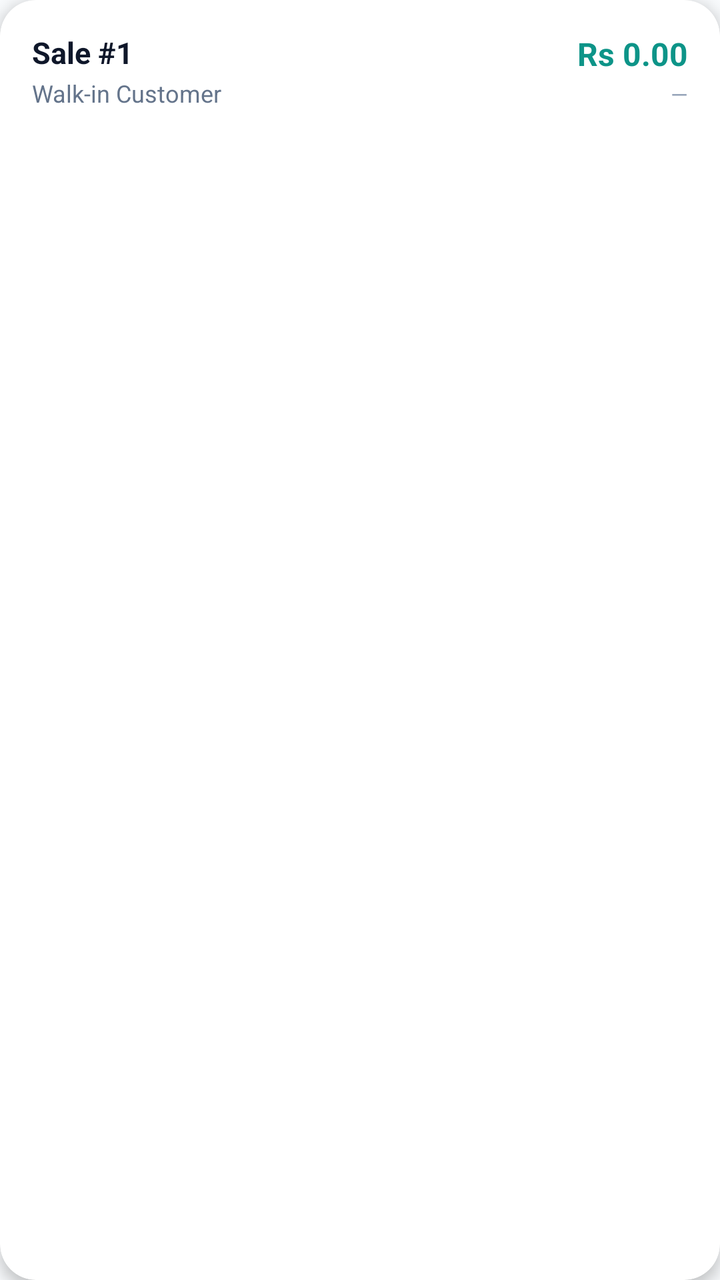
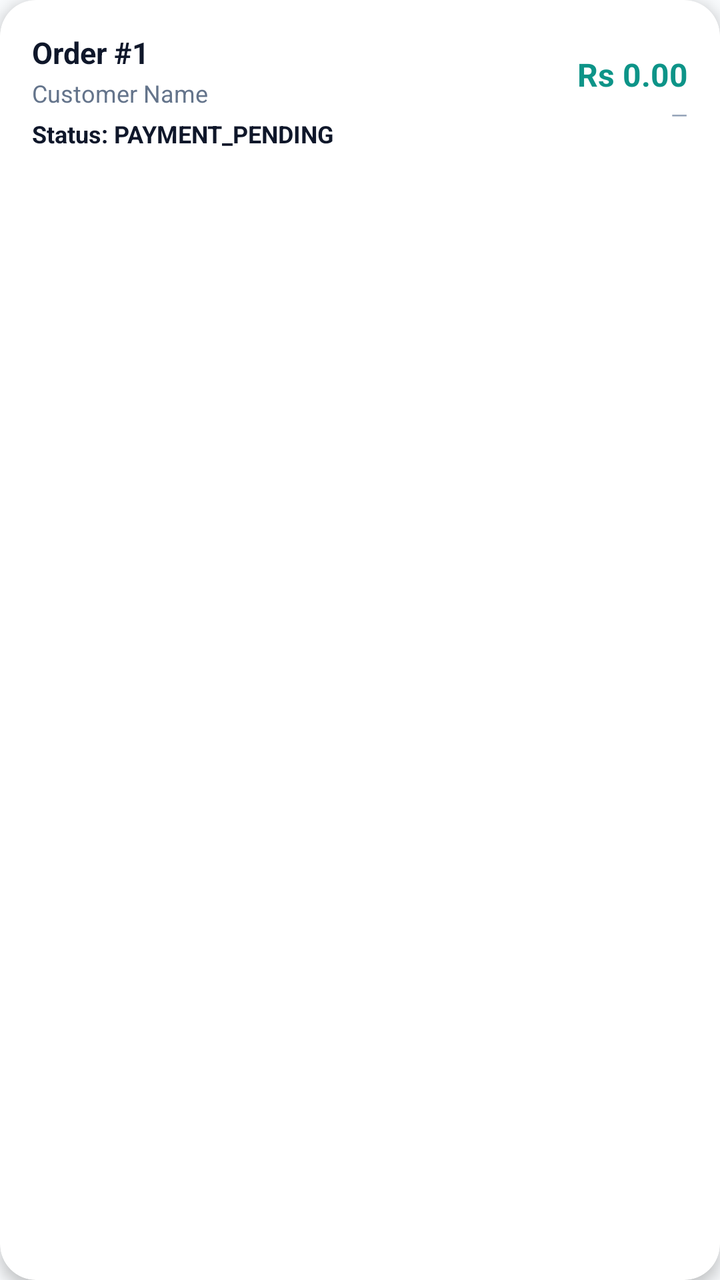

Compare the two renders of this Android layout. The source of the first and the diff that turns it into the second are given below.
<!-- AndroidManifest.xml: application theme Theme.MediQuick -->
<!-- res/layout/item_sale.xml -->
<?xml version="1.0" encoding="utf-8"?>
<androidx.cardview.widget.CardView
    xmlns:android="http://schemas.android.com/apk/res/android"
    xmlns:app="http://schemas.android.com/apk/res-auto"
    android:layout_width="match_parent"
    android:layout_height="wrap_content"
    app:cardCornerRadius="18dp"
    app:cardBackgroundColor="@color/white"
    app:cardElevation="4dp"
    android:layout_marginBottom="10dp"
    android:clickable="true"
    android:focusable="true">

    <LinearLayout
        android:layout_width="match_parent"
        android:layout_height="wrap_content"
        android:orientation="vertical"
        android:padding="16dp">

        
        <LinearLayout
            android:layout_width="match_parent"
            android:layout_height="wrap_content"
            android:orientation="horizontal"
            android:gravity="center_vertical">

            <LinearLayout
                android:layout_width="0dp"
                android:layout_height="wrap_content"
                android:layout_weight="1"
                android:orientation="vertical">

                <TextView
                    android:id="@+id/tvSaleId"
                    android:layout_width="wrap_content"
                    android:layout_height="wrap_content"
                    android:text="Sale #1"
                    android:textColor="@color/navy"
                    android:textSize="15sp"
                    android:textStyle="bold" />

                <TextView
                    android:id="@+id/tvSaleCustomer"
                    android:layout_width="wrap_content"
                    android:layout_height="wrap_content"
                    android:text="Walk-in Customer"
                    android:textColor="@color/text_secondary"
                    android:textSize="12sp"
                    android:layout_marginTop="2dp" />

            </LinearLayout>

            <LinearLayout
                android:layout_width="wrap_content"
                android:layout_height="wrap_content"
                android:orientation="vertical"
                android:gravity="end">

                <TextView
                    android:id="@+id/tvSaleTotal"
                    android:layout_width="wrap_content"
                    android:layout_height="wrap_content"
                    android:text="Rs 0.00"
                    android:textColor="@color/green_primary"
                    android:textSize="16sp"
                    android:textStyle="bold" />

                <TextView
                    android:id="@+id/tvSaleDate"
                    android:layout_width="wrap_content"
                    android:layout_height="wrap_content"
                    android:text="—"
                    android:textColor="@color/text_hint"
                    android:textSize="11sp"
                    android:layout_marginTop="2dp" />

            </LinearLayout>

        </LinearLayout>

        
        <TextView
            android:id="@+id/tvSaleItems"
            android:layout_width="match_parent"
            android:layout_height="wrap_content"
            android:text=""
            android:textColor="@color/text_secondary"
            android:textSize="12sp"
            android:lineSpacingExtra="4dp"
            android:layout_marginTop="10dp"
            android:paddingTop="10dp"
            android:background="@drawable/bg_items_divider"
            android:visibility="gone" />

    </LinearLayout>

</androidx.cardview.widget.CardView>
<!-- resources referenced by this layout -->
<resources>
  <color name="green_primary">#0D9488</color>
  <color name="navy">#0F172A</color>
  <color name="text_hint">#94A3B8</color>
  <color name="text_secondary">#64748B</color>
  <color name="white">#FFFFFF</color>
  <!-- drawable bg_items_divider (drawable) -->
  <?xml version="1.0" encoding="utf-8"?>
  <shape xmlns:android="http://schemas.android.com/apk/res/android" android:shape="rectangle">
      <solid android:color="#F8FAFF" />
      <stroke android:width="1dp" android:color="#E2E8F5" />
      <corners android:radius="8dp" />
  </shape>
  <style name="Theme.MediQuick" parent="Theme.Material3.DayNight.NoActionBar">
          <item name="colorPrimary">@color/green_primary</item>
          <item name="colorOnPrimary">@color/white</item>
          <item name="colorPrimaryContainer">@color/green_light</item>
          <item name="colorOnPrimaryContainer">@color/green_dark</item>
          <item name="colorSecondary">@color/accent_blue</item>
          <item name="android:colorBackground">@color/surface</item>
          <item name="colorSurface">@color/surface_elevated</item>
          <item name="colorError">@color/error</item>
          <item name="android:statusBarColor">@color/navy</item>
          <item name="android:navigationBarColor">@color/surface</item>
          <item name="android:windowLightStatusBar">false</item>
          <item name="android:windowLightNavigationBar">true</item>
          <item name="android:textColorPrimary">@color/black</item>
          <item name="android:textColorSecondary">@color/text_secondary</item>
          <item name="colorControlNormal">@color/text_secondary</item>
          <item name="colorControlActivated">@color/green_primary</item>
          <item name="colorControlHighlight">@color/green_light</item>
      </style>
  <color name="green_light">#CCFBF1</color>
  <color name="green_dark">#0F766E</color>
  <color name="accent_blue">#0284C7</color>
  <color name="surface">#F8FAFC</color>
  <color name="surface_elevated">#FFFFFF</color>
  <color name="error">#DC2626</color>
  <color name="black">#0F172A</color>
</resources>

<!-- the commit's change to res/layout/item_sale.xml (unified diff, before → after) -->
@@ -17,7 +17,6 @@
         android:orientation="vertical"
         android:padding="16dp">
 
-        
         <LinearLayout
             android:layout_width="match_parent"
             android:layout_height="wrap_content"
@@ -34,7 +33,7 @@
                     android:id="@+id/tvSaleId"
                     android:layout_width="wrap_content"
                     android:layout_height="wrap_content"
-                    android:text="Sale #1"
+                    android:text="Order #1"
                     android:textColor="@color/navy"
                     android:textSize="15sp"
                     android:textStyle="bold" />
@@ -43,10 +42,20 @@
                     android:id="@+id/tvSaleCustomer"
                     android:layout_width="wrap_content"
                     android:layout_height="wrap_content"
-                    android:text="Walk-in Customer"
+                    android:text="Customer Name"
                     android:textColor="@color/text_secondary"
                     android:textSize="12sp"
                     android:layout_marginTop="2dp" />
+
+                <TextView
+                    android:id="@+id/tvSaleStatus"
+                    android:layout_width="wrap_content"
+                    android:layout_height="wrap_content"
+                    android:text="Status: PAYMENT_PENDING"
+                    android:textColor="@color/navy"
+                    android:textSize="12sp"
+                    android:textStyle="bold"
+                    android:layout_marginTop="4dp" />
 
             </LinearLayout>
 
@@ -78,7 +87,16 @@
 
         </LinearLayout>
 
-        
+        <Button
+            android:id="@+id/btnAction"
+            style="@style/Widget.MaterialComponents.Button.TextButton"
+            android:layout_width="wrap_content"
+            android:layout_height="wrap_content"
+            android:layout_gravity="end"
+            android:text="Update Status"
+            android:textColor="@color/green_primary"
+            android:visibility="gone" />
+
         <TextView
             android:id="@+id/tvSaleItems"
             android:layout_width="match_parent"
